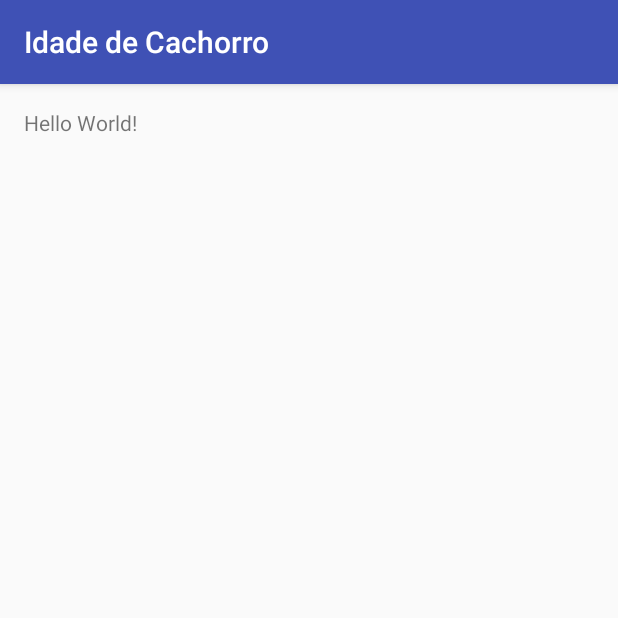
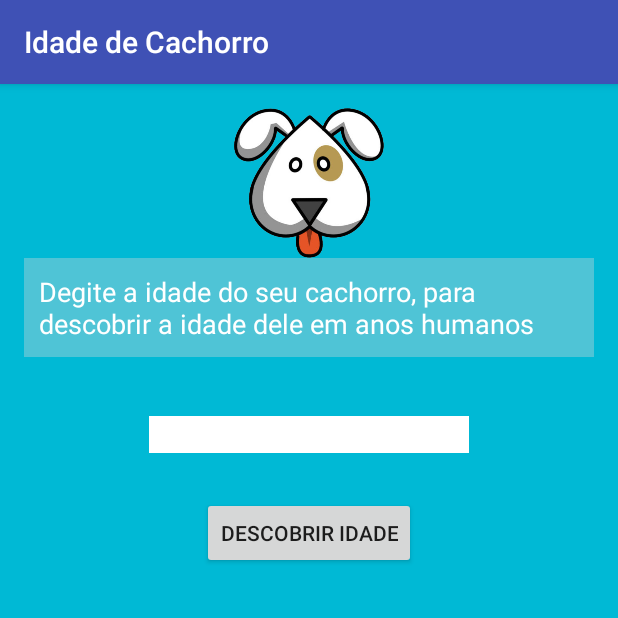
Before and after one commit to cbcarlos07/Idade-de-Cachorro, an Android app: the screen it shows after launch (MainActivity), on a phone screen of 412 x 824 dp, the top half of it. Run offline under Robolectric (Android 15) with nearby library versions, the phone set to English and light mode, and no system bars.

Commit message:
Idade do cachorro

```diff
--- a/app/src/main/java/idadedecachorro/cursoandroid/com/idadedecachorro/MainActivity.java
+++ b/app/src/main/java/idadedecachorro/cursoandroid/com/idadedecachorro/MainActivity.java
@@ -2,13 +2,37 @@ package idadedecachorro.cursoandroid.com.idadedecachorro;
 
 import android.support.v7.app.AppCompatActivity;
 import android.os.Bundle;
+import android.view.View;
+import android.widget.Button;
+import android.widget.EditText;
+import android.widget.TextView;
 
 public class MainActivity extends AppCompatActivity {
-
+    private EditText caixaTexto;
+    private Button   botaoIdade;
+    private TextView resultadoIdade;
     @Override
     protected void onCreate(Bundle savedInstanceState) {
         super.onCreate(savedInstanceState);
         setContentView(R.layout.activity_main);
 
+        caixaTexto = (EditText) findViewById(R.id.caixaTextoId);
+        botaoIdade = (Button)   findViewById(R.id.botaoIdadeId);
+        resultadoIdade = (TextView) findViewById(R.id.resultadoIdadeId);
+
+        botaoIdade.setOnClickListener(new View.OnClickListener() {
+            @Override
+            public void onClick(View v) {
+                String textoDigitado = caixaTexto.getText().toString();
+                if(textoDigitado.isEmpty()) {
+                   resultadoIdade.setText("nenhum número digitado");
+                }else{
+                    int valorDigitado = Integer.parseInt(textoDigitado);
+                    int valorResultadoFinal  = valorDigitado * 7;
+                    resultadoIdade.setText("A idade do cachorro em anos humamps é: "+ valorResultadoFinal +" anos.");
+                }
+            }
+        });
+
     }
 }
--- a/app/src/main/res/layout/activity_main.xml
+++ b/app/src/main/res/layout/activity_main.xml
@@ -7,10 +7,63 @@
     android:paddingLeft="@dimen/activity_horizontal_margin"
     android:paddingRight="@dimen/activity_horizontal_margin"
     android:paddingTop="@dimen/activity_vertical_margin"
-    tools:context="idadedecachorro.cursoandroid.com.idadedecachorro.MainActivity">
+    tools:context="idadedecachorro.cursoandroid.com.idadedecachorro.MainActivity"
+    android:background="#00b9d5">
+
+    <ImageView
+        android:layout_width="100dp"
+        android:layout_height="100dp"
+        android:id="@+id/imageView"
+        android:layout_alignParentTop="true"
+        android:layout_centerHorizontal="true"
+        android:background="@drawable/cachorro" />
+
+    <EditText
+        android:layout_width="wrap_content"
+        android:layout_height="wrap_content"
+        android:inputType="number"
+        android:ems="10"
+        android:id="@+id/caixaTextoId"
+        android:background="#ffffff"
+        android:layout_marginTop="39dp"
+        android:layout_below="@+id/textView"
+        android:layout_centerHorizontal="true" />
 
     <TextView
         android:layout_width="wrap_content"
         android:layout_height="wrap_content"
-        android:text="Hello World!" />
+        android:textAppearance="?android:attr/textAppearanceMedium"
+        android:text="Degite a idade do seu cachorro, para descobrir a idade dele em anos humanos"
+        android:id="@+id/textView"
+        android:layout_below="@+id/imageView"
+        android:layout_alignParentLeft="true"
+        android:layout_alignParentStart="true"
+        android:layout_alignParentRight="true"
+        android:layout_alignParentEnd="true"
+        android:background="#4fc4d6"
+        android:textColor="#ffffff"
+        android:padding="10dp" />
+
+    <Button
+        style="?android:attr/buttonStyleSmall"
+        android:layout_width="wrap_content"
+        android:layout_height="wrap_content"
+        android:text="@string/descobrir_idade"
+        android:id="@+id/botaoIdadeId"
+        android:layout_marginTop="29dp"
+        android:layout_below="@+id/caixaTextoId"
+        android:layout_centerHorizontal="true" />
+
+    <TextView
+        android:layout_width="wrap_content"
+        android:layout_height="wrap_content"
+        android:textAppearance="?android:attr/textAppearanceMedium"
+        android:id="@+id/resultadoIdadeId"
+        android:layout_below="@+id/botaoIdadeId"
+        android:layout_marginTop="36dp"
+        android:layout_alignParentLeft="true"
+        android:layout_alignParentStart="true"
+        android:layout_alignParentRight="true"
+        android:layout_alignParentEnd="true"
+        android:textColor="#ffffff" />
 </RelativeLayout>
--- a/app/src/main/res/values/strings.xml
+++ b/app/src/main/res/values/strings.xml
@@ -1,3 +1,4 @@
 <resources>
     <string name="app_name">Idade de Cachorro</string>
+    <string name="descobrir_idade">Descobrir Idade</string>
 </resources>
--- /dev/null
+++ b/build.gradle
@@ -0,0 +1,23 @@
+// Top-level build file where you can add configuration options common to all sub-projects/modules.
+
+buildscript {
+    repositories {
+        jcenter()
+    }
+    dependencies {
+        classpath 'com.android.tools.build:gradle:2.1.3'
+
+        // NOTE: Do not place your application dependencies here; they belong
+        // in the individual module build.gradle files
+    }
+}
+
+allprojects {
+    repositories {
+        jcenter()
+    }
+}
+
+task clean(type: Delete) {
+    delete rootProject.buildDir
+}
--- /dev/null
+++ b/settings.gradle
@@ -0,0 +1 @@
+include ':app'
```
Also changed, not shown: gradle.properties (added, +18 -0 lines), app/src/main/res/drawable/cachorro.png (added), gradle/wrapper/gradle-wrapper.properties (added), 4 other files.
